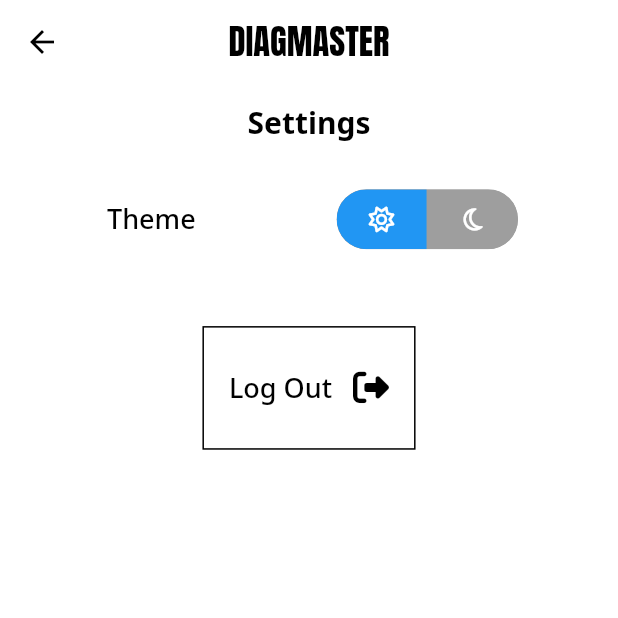
After one commit to NGIT-Open-Source/research_app_frontend, a Flutter app: the Settings screen opened by its route, on a phone screen of 412 x 824 dp, the top half of it. The commit adds this screen. Run offline on Flutter 3.47's test engine with Material 2 defaults, Android fonts, the light colour scheme and no system bars; drawn by our look-alikes of toggle_switch; our stand-ins replace bloc, connectivity_plus, file_picker, flutter_bloc, flutter_spinkit, flutter_svg and 5 more; accounts and stored records are empty.

Commit message:
implemented proper settings and auth improvements

```diff
--- a/lib/constants.dart
+++ b/lib/constants.dart
@@ -6,3 +6,4 @@ const LOGIN_PAGE = "/login";
 const SIGNUP_PAGE = "/signup";
 
 const ADD_PATIENT = "/addpatient";
+const SETTINGS = "/settings";
--- a/lib/logic/add_patient/addpatient_state.dart
+++ b/lib/logic/add_patient/addpatient_state.dart
@@ -4,3 +4,9 @@ part of 'addpatient_cubit.dart';
 abstract class AddpatientState {}
 
 class AddpatientInitial extends AddpatientState {}
+
+class AddPatientLoad extends AddpatientState{}
+
+class AddPatientError extends AddpatientState{}
+
+class AddPatientSuccess extends AddpatientState{}
--- a/lib/logic/auth_status/authstatus_cubit.dart
+++ b/lib/logic/auth_status/authstatus_cubit.dart
@@ -1,20 +1,21 @@
 import 'package:bloc/bloc.dart';
 import 'package:meta/meta.dart';
-
+import 'package:hive_flutter/hive_flutter.dart';
 part 'authstatus_state.dart';
 
 class AuthstatusCubit extends Cubit<AuthstatusState> {
   AuthstatusCubit() : super(AuthstatusInitial());
+  var box = Hive.box("main");
 
   void login(String name) {
     emit(LoggedIn(username: name));
   }
 
   void logout() {
+    box.put("user", null);
+    box.put("jwt", null);
     emit(LoggedOut());
   }
-
-
 
   int isLoggedIn() {
     return (state is LoggedIn) ? 1 : 0;
--- a/lib/logic/file_upload/file_uploadf_cubit.dart
+++ b/lib/logic/file_upload/file_uploadf_cubit.dart
@@ -26,4 +26,8 @@ class FileUploadfCubit extends Cubit<FileUploadfState> {
     emit(FileUploadSuccess(id: fileid));
     return fileid;
   }
+
+  void reload() {
+    emit(FileUploadfInitial());
+  }
 }
--- a/lib/main.dart
+++ b/lib/main.dart
@@ -10,6 +10,7 @@ import 'package:flutter_bloc/flutter_bloc.dart';
 import "package:hive_flutter/hive_flutter.dart";
 import 'package:researchapp/services/auth_service.dart';
 import 'package:researchapp/logic/add_patient/addpatient_cubit.dart';
+import 'package:researchapp/services/data_calls.dart';
 import 'package:researchapp/services/file_upload.dart';
 
 void main() async {
@@ -23,6 +24,7 @@ class MyApp extends StatelessWidget {
   final AppRouter appRouter = AppRouter();
   final AuthService authService = AuthService();
   final FileUploader fileUploader = FileUploader();
+  final DataClass dataClass=DataClass();
 
   @override
   Widget build(BuildContext context) {
@@ -43,7 +45,7 @@ class MyApp extends StatelessWidget {
           create: ((context) => LogincubitCubit(authService: authService)),
         ),
         BlocProvider(
-          create: (context) => AddpatientCubit(),
+          create: (context) => AddpatientCubit(dataClass:dataClass ),
         ),
         BlocProvider(
           create: ((context) => FileUploadfCubit(fileUploader: fileUploader)),
--- a/lib/router.dart
+++ b/lib/router.dart
@@ -3,6 +3,7 @@ import 'package:researchapp/constants.dart';
 import 'package:researchapp/ui/screens/addnewpatient.dart';
 import 'package:researchapp/ui/screens/homescreen.dart';
 import 'package:researchapp/ui/screens/loginscreen.dart';
+import 'package:researchapp/ui/screens/settings.dart';
 import 'package:researchapp/ui/screens/signupscrren.dart';
 import 'package:researchapp/ui/screens/splashscreen.dart';
 
@@ -19,6 +20,8 @@ class AppRouter {
         return MaterialPageRoute(builder: (_) => SignUp());
       case ADD_PATIENT:
         return MaterialPageRoute(builder: (_) => AddPatient());
+      case SETTINGS:
+        return MaterialPageRoute(builder: (_) => Settings());
       default:
         return null;
     }
--- a/lib/ui/screens/loginscreen.dart
+++ b/lib/ui/screens/loginscreen.dart
@@ -71,6 +71,7 @@ class _LoginState extends State<Login> {
             key: passwordkey,
             child: TextFormField(
               controller: pwdfield,
+              obscureText: true,
               validator: ((value) {
                 if (value == null || value.isEmpty)
                   return 'Please enter some text';
--- /dev/null
+++ b/lib/ui/screens/settings.dart
@@ -0,0 +1,119 @@
+import 'package:flutter/material.dart';
+import 'package:researchapp/constants.dart';
+import 'package:researchapp/logic/auth_status/authstatus_cubit.dart';
+import 'package:researchapp/logic/splashscreen/splashscreen_cubit.dart';
+import 'package:researchapp/logic/themecubit/theme_cubit.dart';
+import '../widgets.dart';
+import 'package:google_fonts/google_fonts.dart';
+import 'package:toggle_switch/toggle_switch.dart';
+import 'package:font_awesome_flutter/font_awesome_flutter.dart';
+import 'package:flutter_bloc/flutter_bloc.dart';
+
+class Settings extends StatefulWidget {
+  const Settings({Key? key}) : super(key: key);
+
+  @override
+  State<Settings> createState() => _SettingsState();
+}
+
+class _SettingsState extends State<Settings> {
+  @override
+  Widget build(BuildContext context) {
+    var height = MediaQuery.of(context).size.height;
+    var width = MediaQuery.of(context).size.width;
+
+    int gettheme() {
+      return BlocProvider.of<ThemeCubit>(context).gettheme() == "Light" ? 0 : 1;
+    }
+
+    return Scaffold(
+      appBar: AppBarr,
+      body: Padding(
+        padding: const EdgeInsets.all(12.0),
+        child: Container(
+          child: Column(
+            children: [
+              Text(
+                "Settings",
+                style: GoogleFonts.notoSans(
+                    fontSize: 20, fontWeight: FontWeight.w700),
+              ),
+              Padding(
+                padding:
+                    const EdgeInsets.symmetric(horizontal: 0, vertical: 10),
+                child: Container(
+                  height: height / 10,
+                  padding: EdgeInsets.all(10),
+                  // decoration:
+                  //     BoxDecoration(border: Border.all(color: Colors.white)),
+                  child: Row(
+                    mainAxisAlignment: MainAxisAlignment.spaceAround,
+                    children: [
+                      Text(
+                        " Theme ",
+                        style: GoogleFonts.notoSans(
+                            fontSize: 18, fontWeight: FontWeight.w500),
+                      ),
+                      ToggleSwitch(
+                        minWidth: 60.0,
+                        initialLabelIndex: gettheme(),
+                        cornerRadius: 20.0,
+                        activeFgColor: Colors.white,
+                        inactiveBgColor: Colors.grey,
+                        inactiveFgColor: Colors.white,
+                        totalSwitches: 2,
+                        icons: [FontAwesomeIcons.sun, FontAwesomeIcons.moon],
+                        activeBgColors: [
+                          [Colors.blue],
+                          [Colors.teal]
+                        ],
+                        onToggle: (index) {
+                          context.read<ThemeCubit>().changetheme();
+                        },
+                      ),
+                    ],
+                  ),
+                ),
+              ),
+              Padding(
+                padding:
+                    const EdgeInsets.symmetric(vertical: 20, horizontal: 0),
+                child: Container(
+                  child: GestureDetector(
+                    onTap: () {
+                      context.read<AuthstatusCubit>().logout();
+                      context.read<SplashscreenCubit>().initialize();
+                      Navigator.pushNamedAndRemoveUntil(
+                          context, SPLASH_SCREEN, (route) => false);
+                    },
+                    child: Container(
+                      width: width / 2.9,
+                      decoration: BoxDecoration(
+                          border: Border.all(
+                              color: context.read<ThemeCubit>().gettheme() ==
+                                      "Light"
+                                  ? Colors.black
+                                  : Colors.teal)),
+                      child: Row(
+                        mainAxisAlignment: MainAxisAlignment.center,
+                        children: [
+                          Text(
+                            "Log Out   ",
+                            style: GoogleFonts.notoSans(
+                                fontSize: 18, fontWeight: FontWeight.w500),
+                          ),
+                          Icon(FontAwesomeIcons.rightFromBracket)
+                        ],
+                      ),
+                    ),
+                  ),
+                  height: height / 10,
+                ),
+              )
+            ],
+          ),
+        ),
+      ),
+    );
+  }
+}
--- a/pubspec.yaml
+++ b/pubspec.yaml
@@ -56,6 +56,7 @@ dev_dependencies:
   jwt_decoder: ^2.0.1
   font_awesome_flutter: ^10.0.0
   file_picker: ^4.5.1
+  toggle_switch: ^1.4.0
   # flutter_secure_storage: ^5.0.2
 
 # For information on the generic Dart part of this file, see the
```
Also changed, not shown: lib/logic/add_patient/addpatient_cubit.dart (+25 -8 lines), lib/services/data_calls.dart (+19 -8 lines), lib/ui/screens/addnewpatient.dart (+35 -2 lines), lib/ui/screens/homescreen.dart (+10 -3 lines), lib/ui/widgets.dart (line endings or trailing spaces), pubspec.lock.
